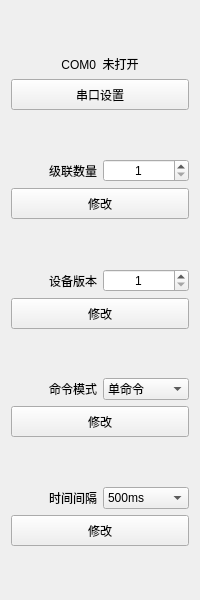
First picture: the form in IDC_TestSystem/mpdu/m_toolbox/m_settingtoolwid.ui, repository ChinaClever/IDC_TestSystem, before the edit.
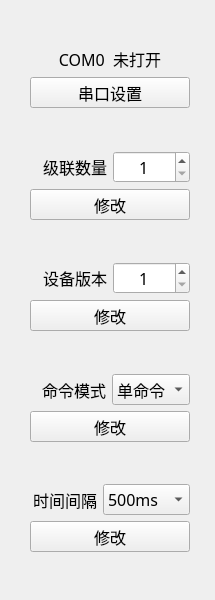
Second picture: the form after the edit.

The edit to the form file:
```diff
--- a/IDC_TestSystem/mpdu/m_toolbox/m_settingtoolwid.ui
+++ b/IDC_TestSystem/mpdu/m_toolbox/m_settingtoolwid.ui
@@ -6,14 +6,26 @@
    <rect>
     <x>0</x>
     <y>0</y>
-    <width>200</width>
+    <width>215</width>
     <height>600</height>
    </rect>
   </property>
+  <property name="font">
+   <font>
+    <family>微软雅黑</family>
+    <pointsize>12</pointsize>
+   </font>
+  </property>
   <property name="windowTitle">
    <string>Form</string>
   </property>
   <layout class="QVBoxLayout" name="verticalLayout">
+   <property name="leftMargin">
+    <number>30</number>
+   </property>
+   <property name="rightMargin">
+    <number>25</number>
+   </property>
    <item>
     <spacer name="verticalSpacer">
      <property name="orientation">
```
